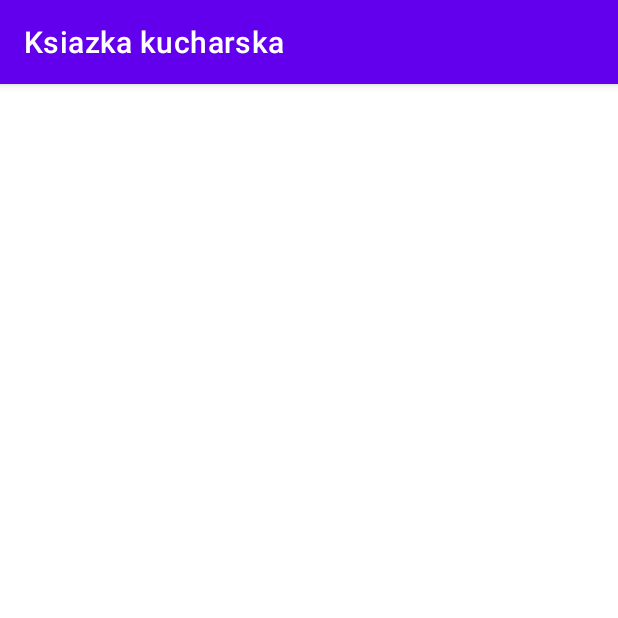
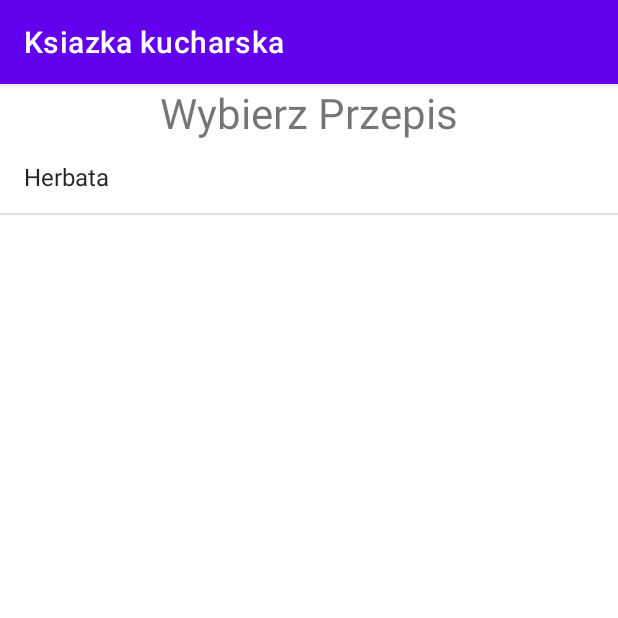
Before and after one commit to MoistyCockital/KsiazkaKucharskaa, an Android app: the ListaPrzepisowActivity screen opened directly, with no data from a screen before it, on a phone screen of 412 x 824 dp, the top half of it. Run offline under Robolectric (Android 15) with nearby library versions, the phone set to English and light mode, and no system bars; 1 statement that could not run was skipped.

Commit message:
Dziala essa

```diff
--- a/app/src/main/AndroidManifest.xml
+++ b/app/src/main/AndroidManifest.xml
@@ -13,6 +13,9 @@
         android:supportsRtl="true"
         android:theme="@style/Theme.Kukux"
         tools:targetApi="31">
+        <activity
+            android:name=".PrzepisActivity"
+            android:exported="false" />
         <activity
             android:name=".ListaPrzepisowActivity"
             android:exported="false" />
--- a/app/src/main/java/com/example/kukux/ListaPrzepisowActivity.java
+++ b/app/src/main/java/com/example/kukux/ListaPrzepisowActivity.java
@@ -2,13 +2,48 @@ package com.example.kukux;
 
 import androidx.appcompat.app.AppCompatActivity;
 
+import android.content.Intent;
 import android.os.Bundle;
+import android.view.View;
+import android.widget.AdapterView;
+import android.widget.ArrayAdapter;
+import android.widget.ListView;
+import android.widget.Toast;
+
+import java.util.ArrayList;
 
 public class ListaPrzepisowActivity extends AppCompatActivity {
+
+    ArrayAdapter<Przepis> adapterPrzepisy;
+    ListView listViewPrzepisy;
+    public static final String EXTRA_IDPRZEPISU = "id_przepisu";
+    public static final String EXTRA_KATEGORIA = "id_kategorii";
 
     @Override
     protected void onCreate(Bundle savedInstanceState) {
         super.onCreate(savedInstanceState);
         setContentView(R.layout.activity_lista_przepisow);
+        int kategoria = (int)getIntent().getExtras().getInt(MainActivity.EXTRA_KATEGORIA);
+        Toast.makeText(this, Integer.toString(kategoria), Toast.LENGTH_SHORT).show();
+
+        ArrayList<Przepis> wybranePrzepisty = RepozytoriumPrzepisow.wybierzPrzepisy(kategoria);
+        adapterPrzepisy = new ArrayAdapter<>(this, android.R.layout.simple_list_item_1, wybranePrzepisty);
+
+        listViewPrzepisy = findViewById(R.id.listViewPrzepisow);
+        listViewPrzepisy.setAdapter(adapterPrzepisy);
+
+        listViewPrzepisy.setOnItemClickListener(
+                new AdapterView.OnItemClickListener() {
+                    @Override
+                    public void onItemClick(AdapterView<?> adapterView, View view, int i, long l) {
+                        Intent intencja = new Intent(ListaPrzepisowActivity.this, PrzepisActivity.class);
+                        intencja.putExtra(EXTRA_IDPRZEPISU, i);
+                        intencja.putExtra(EXTRA_KATEGORIA, kategoria);
+                        startActivity(intencja);
+                    }
+                }
+        );
+
     }
+
 }
--- a/app/src/main/res/layout/activity_lista_przepisow.xml
+++ b/app/src/main/res/layout/activity_lista_przepisow.xml
@@ -6,4 +6,23 @@
     android:layout_height="match_parent"
     tools:context=".ListaPrzepisowActivity">
 
+    <TextView
+        android:id="@+id/textView2"
+        android:layout_width="wrap_content"
+        android:layout_height="wrap_content"
+        android:text="Wybierz Przepis"
+        android:textSize="28dp"
+        app:layout_constraintStart_toStartOf="parent"
+        app:layout_constraintEnd_toEndOf="parent"
+        app:layout_constraintTop_toTopOf="parent"
+        app:layout_constraintBottom_toTopOf="@id/listViewPrzepisow"/>
+
+    <ListView
+        android:id="@+id/listViewPrzepisow"
+        android:layout_width="match_parent"
+        android:layout_height="0dp"
+        app:layout_constraintStart_toStartOf="parent"
+        app:layout_constraintEnd_toEndOf="parent"
+        app:layout_constraintTop_toBottomOf="@id/textView2"
+        app:layout_constraintBottom_toBottomOf="parent"/>
 </androidx.constraintlayout.widget.ConstraintLayout>
```
Also changed, not shown: app/src/main/java/com/example/kukux/MainActivity.java (+14 -1 lines), app/src/main/java/com/example/kukux/PrzepisActivity.java (added, +35 -0 lines), app/src/main/res/layout/activity_przepis.xml (added, +49 -0 lines).
